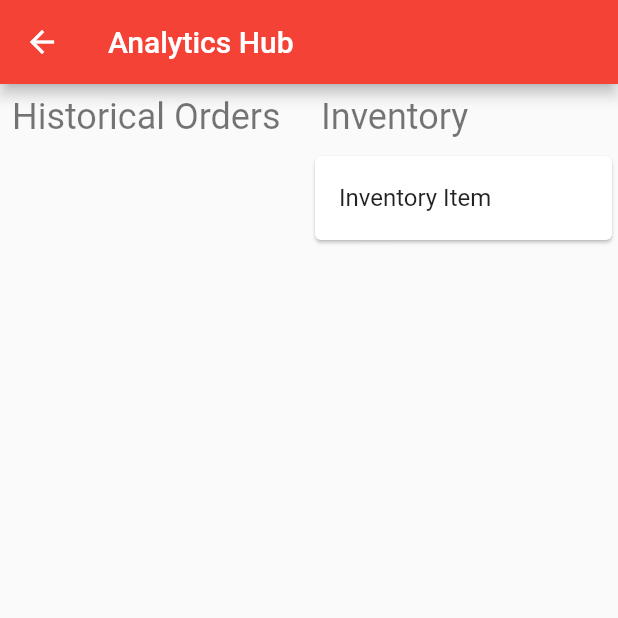
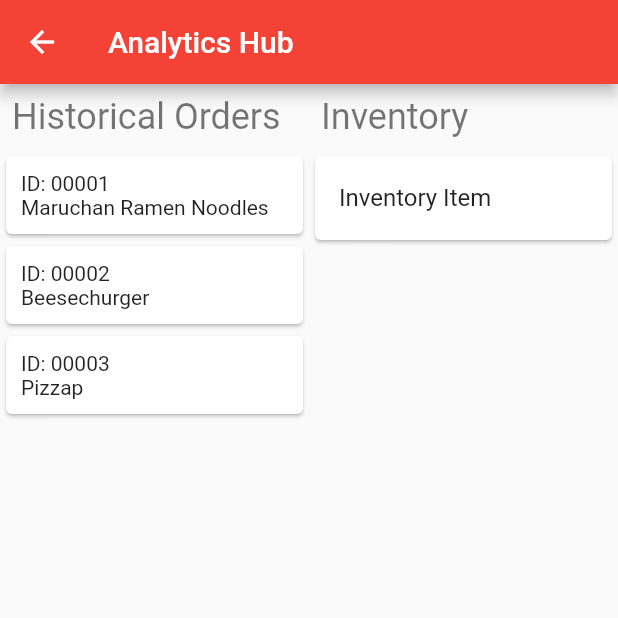
Before and after one commit to AlecRoss01/NAPOS-POS-System, a Flutter app: the AnalyticsHub screen opened directly, on a phone screen of 412 x 824 dp, the top half of it. Run offline on Flutter 3.47's test engine with Material 2 defaults, Android fonts, the phone set to English and light mode, and no system bars.

Commit message:
Using FutureBuilder for data that needs to be async loaded from the server. 	Menu Grid, Historical Orders, Categories (still only hardcoded though) All server-interaction functions work with the test server. Removing hardcoded options from direct use, they are now accessed through client.dart 	Assign TESTING to true to use hardcoded values, otherwise it tries to get them from the server.

```diff
--- a/lib/analytics_hub.dart
+++ b/lib/analytics_hub.dart
@@ -1,6 +1,6 @@
 import 'package:flutter/material.dart';
+import 'order.dart';
 import 'styles.dart';
-import 'hardcoded_pos_data.dart';
 import 'client.dart';
 
 // Card widget: https://www.geeksforgeeks.org/flutter-card-widget/
@@ -16,8 +16,6 @@ class AnalyticsHub extends StatefulWidget {
 }
 
 class _AnalyticsHub extends State<AnalyticsHub> {
-  //final histOrders = buildHistOrders();
-  final histOrders = recvOrders();
 
   @override
   Widget build(BuildContext context) {
@@ -46,6 +44,42 @@ class _AnalyticsHub extends State<AnalyticsHub> {
 
                 // Order List
                 Expanded(
+                  // Future Builder makes it empty initially. Then when recvOrders returns, it builds.
+                  child: FutureBuilder<List<Order>>(
+                    future: recvOrders(),
+                    builder: (context, snapshot) {
+                      if (snapshot.hasData) {
+                        return
+
+                          ListView(
+                              children: List.generate(snapshot.data!.length, (index) {
+                                return InkWell(
+                                  child: Card(
+                                    child: Padding(
+                                      padding: const EdgeInsets.all(10.0),
+                                      child: Column(
+                                        crossAxisAlignment: CrossAxisAlignment.start,
+                                        children: [
+                                          Text('ID: ${snapshot.data![index]}'),
+                                          Text(snapshot.data![index].orderItem()),
+                                        ],
+                                      ),
+                                    ),
+                                  ),
+                                  onTap: () {},
+                                );
+                              })
+                          );
+
+                      }
+                      else {
+                        return ListView();
+                      }
+                    }
+                  )
+
+                  // Old way
+                  /*
                   child: ListView(
                     children: List.generate(histOrders.length, (index) {
                       return InkWell(
@@ -65,6 +99,7 @@ class _AnalyticsHub extends State<AnalyticsHub> {
                       );
                     })
                   ),
+                  */
                 )
               ],
             )
--- a/lib/hardcoded_pos_data.dart
+++ b/lib/hardcoded_pos_data.dart
@@ -1,5 +1,4 @@
 import 'package:napos/order.dart';
-
 import 'menu_item.dart';
 
 // Hardcoded menu
```
Also changed, not shown: lib/client.dart (+49 -18 lines), lib/command_hub.dart (+32 -12 lines).
